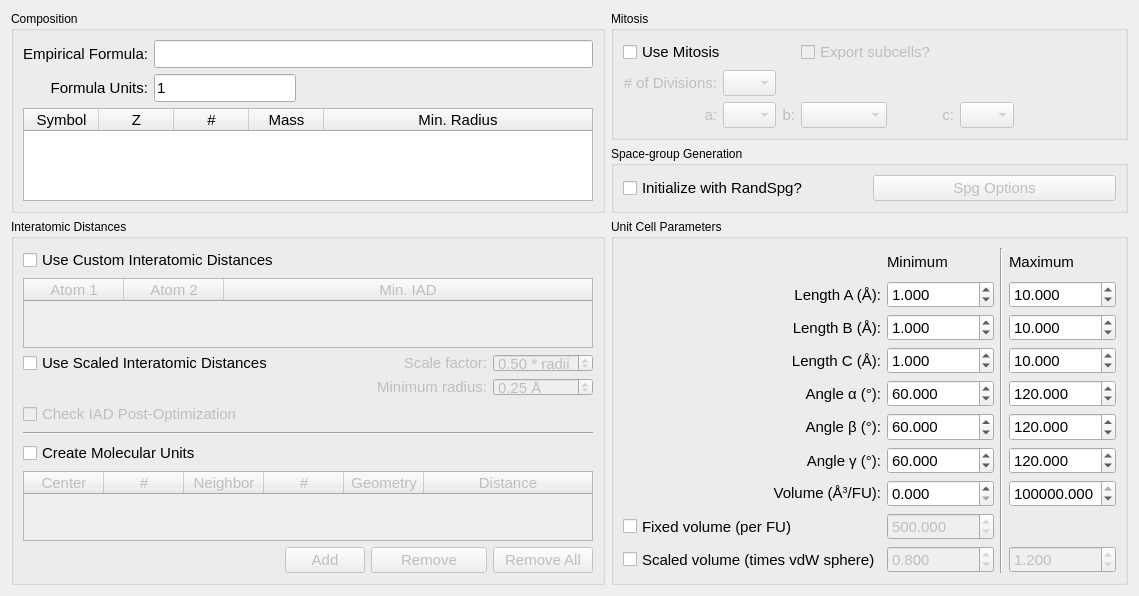
This is src/xtalopt/ui/tab_init.ui in hajinazar/dev-XtalOpt as Qt 5 draws it before an edit. The edited form follows.
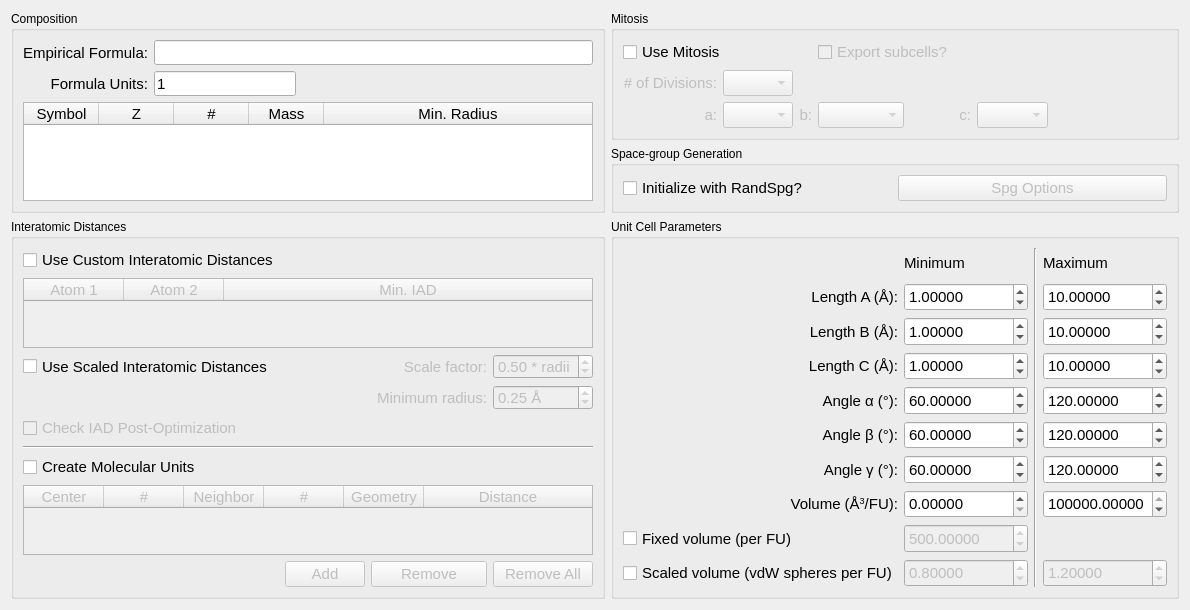
This is the edited form.

Commit message: MO v6.8 Adjustments to GUI text and number entry fileds' heights

Patch:
```diff
--- a/src/xtalopt/ui/tab_init.ui
+++ b/src/xtalopt/ui/tab_init.ui
@@ -76,7 +76,7 @@
         <property name="minimumSize">
          <size>
           <width>0</width>
-          <height>28</height>
+          <height>25</height>
          </size>
         </property>
         <property name="baseSize">
@@ -136,7 +136,7 @@
         <property name="minimumSize">
          <size>
           <width>0</width>
-          <height>28</height>
+          <height>25</height>
          </size>
         </property>
         <property name="baseSize">
@@ -583,7 +583,7 @@
         <property name="minimumSize">
          <size>
           <width>0</width>
-          <height>18</height>
+          <height>25</height>
          </size>
         </property>
         <property name="font">
@@ -663,7 +663,7 @@
         <property name="minimumSize">
          <size>
           <width>0</width>
-          <height>18</height>
+          <height>25</height>
          </size>
         </property>
         <property name="font">
@@ -977,7 +977,7 @@
          </font>
         </property>
         <property name="decimals">
-         <number>3</number>
+         <number>5</number>
         </property>
         <property name="maximum">
          <double>9999.989999999999782</double>
@@ -1007,7 +1007,7 @@
          <set>Qt::AlignLeading|Qt::AlignLeft|Qt::AlignVCenter</set>
         </property>
         <property name="decimals">
-         <number>3</number>
+         <number>5</number>
         </property>
         <property name="singleStep">
          <double>0.100000000000000</double>
@@ -1092,7 +1092,7 @@
          <string>&lt;html&gt;&lt;head/&gt;&lt;body&gt;&lt;p&gt;If set, and with non-zero values for minimum and maximum scaling factor, the unit cell volume limits will be set to the total volume of van der Waals spheres of all atoms in one formula unit times the scaling factors.&lt;/p&gt;&lt;p&gt;If the scaling factors are equal, or the minimum is greater than maximum, this will correspond to a &amp;quot;fixed volume&amp;quot; setting.&lt;/p&gt;&lt;p&gt;As an example, the minimum and maximum of the scaling factor can be 0.8 and 1.2.&lt;/p&gt;&lt;/body&gt;&lt;/html&gt;</string>
         </property>
         <property name="text">
-         <string>Scaled volume (times vdW sphere)</string>
+         <string>Scaled volume (vdW spheres per FU)</string>
         </property>
        </widget>
       </item>
@@ -1134,7 +1134,7 @@
          <set>Qt::AlignLeading|Qt::AlignLeft|Qt::AlignVCenter</set>
         </property>
         <property name="decimals">
-         <number>3</number>
+         <number>5</number>
         </property>
         <property name="singleStep">
          <double>0.100000000000000</double>
@@ -1161,7 +1161,7 @@
          <set>Qt::AlignLeading|Qt::AlignLeft|Qt::AlignVCenter</set>
         </property>
         <property name="decimals">
-         <number>3</number>
+         <number>5</number>
         </property>
         <property name="maximum">
          <double>180.000000000000000</double>
@@ -1191,7 +1191,7 @@
          <set>Qt::AlignLeading|Qt::AlignLeft|Qt::AlignVCenter</set>
         </property>
         <property name="decimals">
-         <number>3</number>
+         <number>5</number>
         </property>
         <property name="singleStep">
          <double>0.100000000000000</double>
@@ -1218,7 +1218,7 @@
          <set>Qt::AlignLeading|Qt::AlignLeft|Qt::AlignVCenter</set>
         </property>
         <property name="decimals">
-         <number>3</number>
+         <number>5</number>
         </property>
         <property name="maximum">
          <double>180.000000000000000</double>
@@ -1296,7 +1296,7 @@
          </font>
         </property>
         <property name="decimals">
-         <number>3</number>
+         <number>5</number>
         </property>
         <property name="maximum">
          <double>999.990000000000009</double>
@@ -1326,7 +1326,7 @@
          <set>Qt::AlignLeading|Qt::AlignLeft|Qt::AlignVCenter</set>
         </property>
         <property name="decimals">
-         <number>3</number>
+         <number>5</number>
         </property>
         <property name="maximum">
          <double>180.000000000000000</double>
@@ -1353,7 +1353,7 @@
          </font>
         </property>
         <property name="decimals">
-         <number>3</number>
+         <number>5</number>
         </property>
         <property name="maximum">
          <double>9999.989999999999782</double>
@@ -1380,7 +1380,7 @@
          </font>
         </property>
         <property name="decimals">
-         <number>3</number>
+         <number>5</number>
         </property>
         <property name="maximum">
          <double>180.000000000000000</double>
@@ -1407,7 +1407,7 @@
          </font>
         </property>
         <property name="decimals">
-         <number>3</number>
+         <number>5</number>
         </property>
         <property name="maximum">
          <double>1000000.000000000000000</double>
@@ -1524,7 +1524,7 @@
          </font>
         </property>
         <property name="decimals">
-         <number>3</number>
+         <number>5</number>
         </property>
         <property name="maximum">
          <double>9999.989999999999782</double>
@@ -1551,7 +1551,7 @@
          </font>
         </property>
         <property name="decimals">
-         <number>3</number>
+         <number>5</number>
         </property>
         <property name="maximum">
          <double>180.000000000000000</double>
@@ -1608,7 +1608,7 @@
          <string>Use this to specify a starting volume for the structure before optimizing.</string>
         </property>
         <property name="decimals">
-         <number>3</number>
+         <number>5</number>
         </property>
         <property name="maximum">
          <double>999999.000000000000000</double>
@@ -1638,7 +1638,7 @@
          </font>
         </property>
         <property name="decimals">
-         <number>3</number>
+         <number>5</number>
         </property>
         <property name="maximum">
          <double>999.990000000000009</double>
@@ -1665,7 +1665,7 @@
          </font>
         </property>
         <property name="decimals">
-         <number>3</number>
+         <number>5</number>
         </property>
         <property name="maximum">
          <double>1000000.000000000000000</double>
@@ -1692,7 +1692,7 @@
          </font>
         </property>
         <property name="decimals">
-         <number>3</number>
+         <number>5</number>
         </property>
         <property name="maximum">
          <double>180.000000000000000</double>
```
The commit also changes 4 other files.
